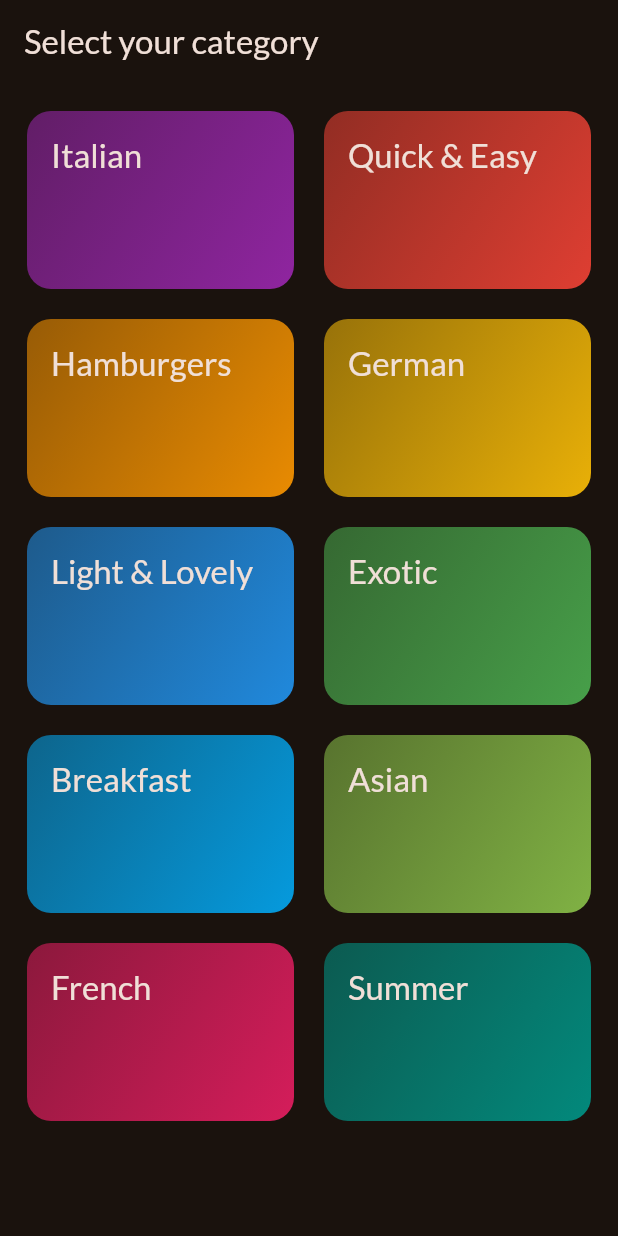
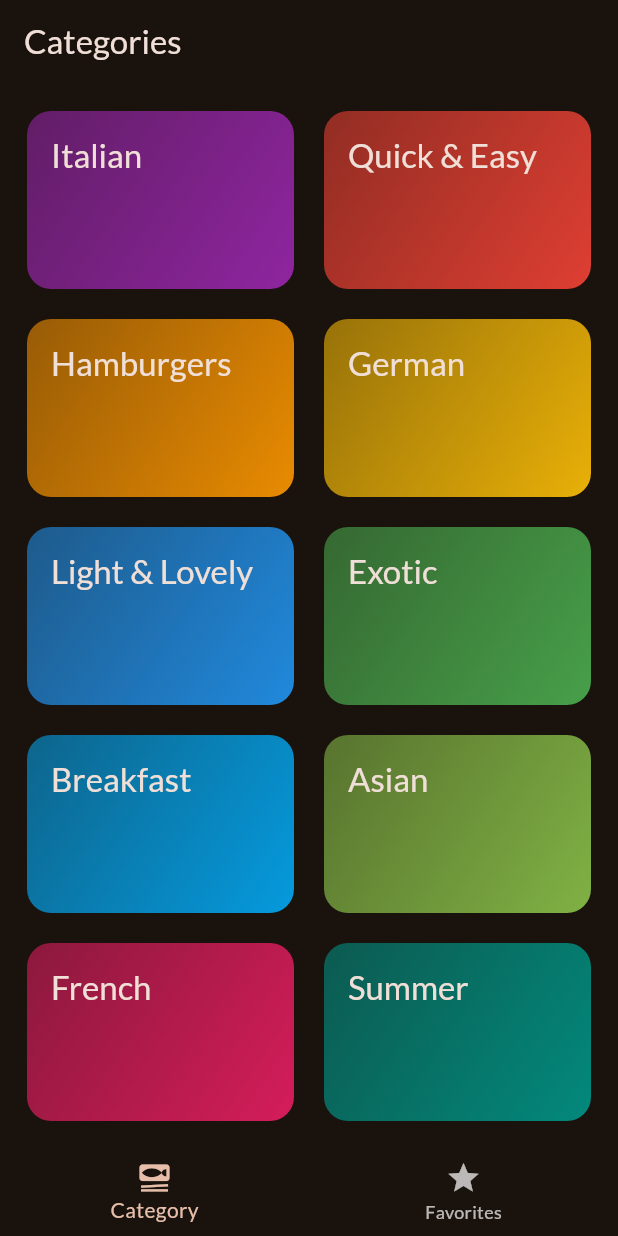
Before and after one commit to AndyMuloki/meals-app, a Flutter app: the screen it shows after launch, on a phone screen of 412 x 824 dp. Run offline on Flutter 3.47's test engine with Material 2 defaults, Android fonts, the phone set to English and light mode, and no system bars; our stand-ins replace google_fonts, transparent_image.

```diff
--- a/lib/main.dart
+++ b/lib/main.dart
@@ -1,7 +1,7 @@
 import 'package:flutter/material.dart';
 
 import 'package:google_fonts/google_fonts.dart';
-import 'package:meals/screens/categories.dart';
+import 'package:meals/screens/tabs.dart';
 
 final theme = ThemeData(
   useMaterial3: true,
@@ -23,7 +23,7 @@ class App extends StatelessWidget {
   Widget build(BuildContext context) {
     return MaterialApp(
       theme: theme,
-      home: const CategoriesScreen(),
+      home: const TabsScreen(),
     );
   }
 }
--- a/lib/screens/categories.dart
+++ b/lib/screens/categories.dart
@@ -25,11 +25,7 @@ class CategoriesScreen extends StatelessWidget {
 
   @override
   Widget build(BuildContext context) {
-    return Scaffold(
-      appBar: AppBar(
-        title: const Text('Select your category'),
-      ),
-      body: GridView(
+    return GridView(
       padding: const EdgeInsets.all(18),
       gridDelegate: const SliverGridDelegateWithFixedCrossAxisCount(
         crossAxisCount: 2,
@@ -46,7 +42,6 @@ class CategoriesScreen extends StatelessWidget {
             },
           ),
       ],
-      ),
     );
   }
 }
--- a/lib/screens/meals.dart
+++ b/lib/screens/meals.dart
@@ -7,11 +7,11 @@ import 'package:meals/widgets/meal_item.dart';
 class MealsScreen extends StatelessWidget {
   const MealsScreen({
     super.key,
-    required this.title,
+    this.title,
     required this.meals,
   });
 
-  final String title;
+  final String? title;
   final List<Meal> meals;
 
   void selectMeal(BuildContext context, Meal meal) {
@@ -47,19 +47,6 @@ class MealsScreen extends StatelessWidget {
       ),
     );
 
-// finished product
-    // if (meals.isNotEmpty) {
-    //   content = ListView.builder(
-    //     itemCount: meals.length,
-    //     itemBuilder: (ctx, index) => MealItem(
-    //       meal: meals[index],
-    //       onSelectedMeal: (meal) {
-    //         selectMeal(context, meal);
-    //       },
-    //     ),
-    //   );
-    // }
-
     if (meals.isNotEmpty) {
       content = ListView.builder(
         itemCount: meals.length,
@@ -72,9 +59,13 @@ class MealsScreen extends StatelessWidget {
       );
     }
 
+    if (title == null) {
+      return content;
+    }
+
     return Scaffold(
       appBar: AppBar(
-        title: Text(title),
+        title: Text(title!),
       ),
       body: content,
     );
--- /dev/null
+++ b/lib/screens/tabs.dart
@@ -0,0 +1,55 @@
+import 'package:flutter/material.dart';
+
+import 'package:meals/screens/categories.dart';
+import 'package:meals/screens/meals.dart';
+
+class TabsScreen extends StatefulWidget {
+  const TabsScreen({super.key});
+
+  @override
+  State<TabsScreen> createState() {
+    return _TabsScreen();
+  }
+}
+
+class _TabsScreen extends State<TabsScreen> {
+  int _selectedPageIndex = 0;
+
+  void _selectPage(int index) {
+    setState(() {
+      _selectedPageIndex = index;
+    });
+  }
+
+  @override
+  Widget build(BuildContext context) {
+    Widget activePage = const CategoriesScreen();
+    var activePageTitle = 'Categories';
+
+    if (_selectedPageIndex == 1) {
+      activePage = const MealsScreen(meals: []);
+      activePageTitle = 'Your Favourites';
+    }
+
+    return Scaffold(
+      appBar: AppBar(
+        title: Text(activePageTitle),
+      ),
+      body: activePage,
+      bottomNavigationBar: BottomNavigationBar(
+        onTap: _selectPage,
+        currentIndex: _selectedPageIndex,
+        items: const [
+          BottomNavigationBarItem(
+            icon: Icon(Icons.set_meal),
+            label: 'Category',
+          ),
+          BottomNavigationBarItem(
+            icon: Icon(Icons.star),
+            label: 'Favorites',
+          ),
+        ],
+      ),
+    );
+  }
+}
```
Lines whose indentation alone changed are shown as unchanged.
